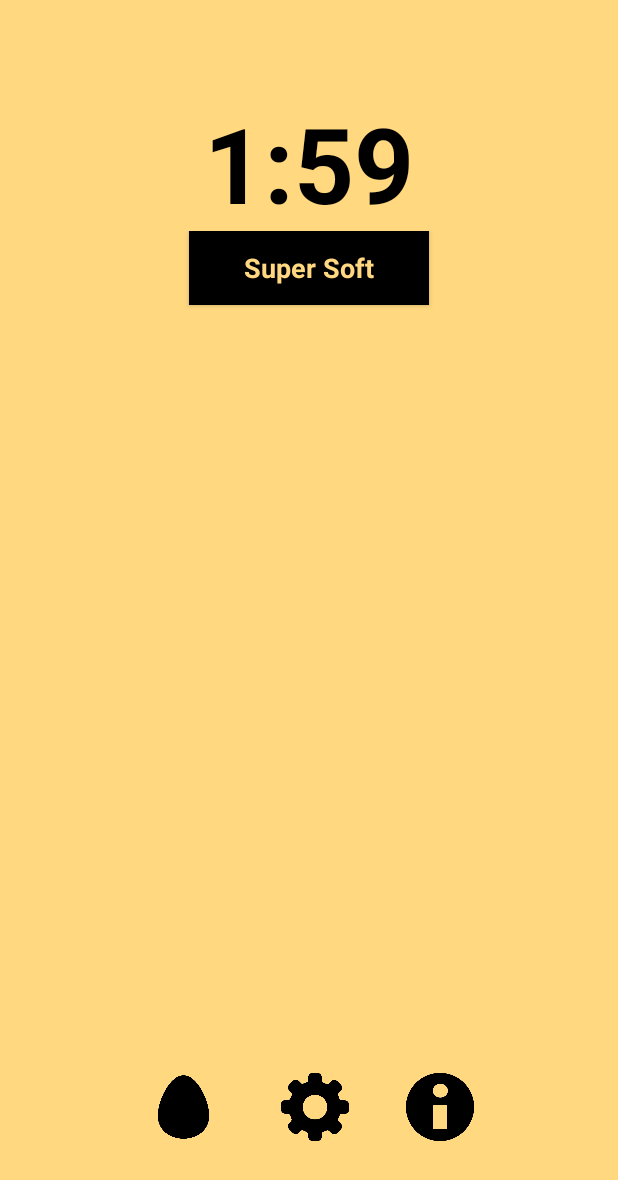
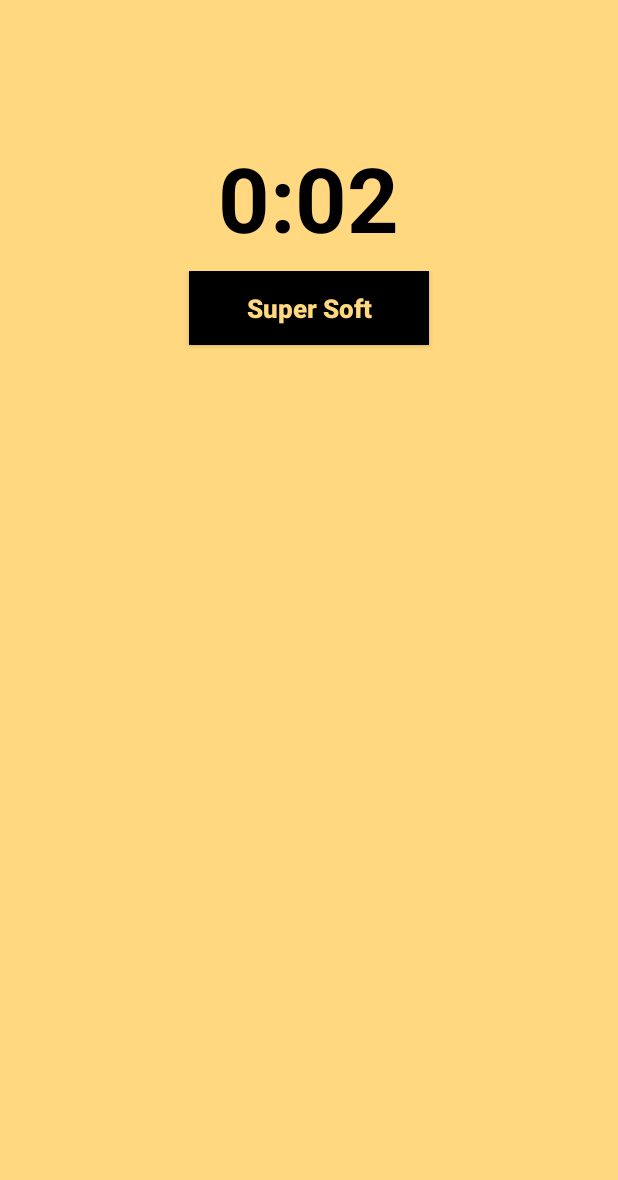
Before and after one commit to Sinc0/AndroidEggTimer, an Android app: the screen it shows after launch (MainActivity), after a tap on "Super Soft", on a phone screen of 412 x 824 dp. Shown: the top 1180 px of the screen. Run offline under Robolectric (Android 15) with nearby library versions, the phone set to English and light mode, and no system bars.

Commit message:
Multiple - added scrollviewAlarmButtons - added new alarm sound - edited compileSdkVersion to 34 - edited minSdkVersion to 24 - edited targetSdkVersion to 34 - edited versionName to 1.0.0 - edited gradle version with AGP upgrade assistant to 8.0.2 - fixed reset alarm sound - removed old alarm sound - removed toggle sound button - minor styling improvements - minor structural improvements

```diff
--- a/app/src/main/java/android/example/eggtimer/MainActivity.java
+++ b/app/src/main/java/android/example/eggtimer/MainActivity.java
@@ -1,27 +1,35 @@
 //namespace
 package android.example.eggtimer;
 
+
 //includes
 import androidx.appcompat.app.AppCompatActivity;
+import androidx.appcompat.widget.LinearLayoutCompat;
 import androidx.constraintlayout.widget.ConstraintLayout;
-
-import android.annotation.SuppressLint;
-import android.graphics.Color;
 import android.media.MediaPlayer;
 import android.os.Bundle;
 import android.os.CountDownTimer;
 import android.util.Log;
 import android.view.View;
 import android.widget.Button;
+import android.widget.LinearLayout;
+import android.widget.ScrollView;
 import android.widget.SeekBar;
 import android.widget.TextView;
-import android.widget.ImageView;
+import android.annotation.SuppressLint;
 
-//main class
+
+//main
 public class MainActivity extends AppCompatActivity {
     //variables
+    Boolean counterIsActive = false;
+    Boolean soundOn = true;
+    int visible = 0;
+    int invisible = 4;
+    int gone = 8;
+
+    //widgets
     TextView textViewCounter;
-    TextView textViewSoundOnOff;
     SeekBar seekBarAlarmTime;
     Button buttonStartAlarm;
     Button buttonSuperSoft;
@@ -34,28 +42,34 @@ public class MainActivity extends AppCompatActivity {
     Button buttonExtraHard;
     Button buttonSuperHard;
     CountDownTimer timer;
-    MediaPlayer mp;
-    Boolean counterIsActive = false;
-    Boolean soundOn = true;
-    int visible = 0;
-    int invisible = 4;
-    int gone = 8;
+    MediaPlayer alarm;
+    ConstraintLayout Tab1;
+    ConstraintLayout Tab2;
+    ConstraintLayout Tab3;
+    ScrollView scrollviewAlarmButtons;
+    LinearLayout bottomMenu;
+
 
     //functions
     public void resetTimer()
     {
-        textViewCounter.setText("0:00");
+        //reset alarm sound
+        alarm.reset();
 
-        seekBarAlarmTime.setEnabled(true);
-
+        //reset timer
         timer.cancel();
 
+        //reset seekbar
+        seekBarAlarmTime.setEnabled(true);
         seekBarAlarmTime.setProgress(0);
 
-        buttonStartAlarm.setText("Start");
-        //getWindow().setBackgroundDrawableResource(R.drawable.browneggs2642201);
+        //reset counter status
+        counterIsActive = false;
 
         //reset UI
+        buttonStartAlarm.setText("Start");
+        textViewCounter.setText("0:00");
+        buttonSuperSoft.setText("Super Soft");
         buttonStartAlarm.setBackgroundColor(0xFF000000);
         textViewCounter.setVisibility(invisible);
         buttonSuperSoft.setVisibility(visible);
@@ -67,8 +81,7 @@ public class MainActivity extends AppCompatActivity {
         buttonHard.setVisibility(visible);
         buttonExtraHard.setVisibility(visible);
         buttonSuperHard.setVisibility(visible);
-
-        counterIsActive = false;
+        bottomMenu.setVisibility(visible);
     }
 
 
@@ -77,57 +90,31 @@ public class MainActivity extends AppCompatActivity {
         //variables
         int minutes = secondsLeft / 60;
         int seconds = secondsLeft - (minutes * 60);
-        String m = Integer.toString(minutes);
-        String s = Integer.toString(seconds);
+        String currentMinute = Integer.toString(minutes);
+        String currentSeconds = Integer.toString(seconds);
 
-        if (s.length() == 1)
-        {
-            s = "0" + s;
-        }
+        //format timer string
+        if (currentSeconds.length() == 1)
+        { currentSeconds = "0" + currentSeconds; }
 
-        textViewCounter.setText(m + ":" + s);
-
+        //update UI
+        textViewCounter.setText(currentMinute + ":" + currentSeconds);
         seekBarAlarmTime.setProgress(secondsLeft);
     }
 
 
-    public void onClicktextViewSoundOnOff(View view)
+    @SuppressLint("WrongConstant") public void startTimer(View view)
     {
-        //debug
-        Log.i("Tag", "Clicked");
+        if (counterIsActive == true)
+        { resetTimer(); }
 
-        if (soundOn == true)
-        {
-            mp.stop();
-            textViewSoundOnOff.setText("Sound is Off");
-            soundOn = false;
-        }
-        else if (soundOn == false)
-        {
-            textViewSoundOnOff.setText("Sound is On");
-            soundOn = true;
-        }
-
-    }
-
-
-    @SuppressLint("WrongConstant")
-    public void startTimer(View view)
-    {
-        if (counterIsActive == true) { resetTimer(); }
         else
         {
             //variables
             String buttonTag = view.getTag().toString();
             counterIsActive = true;
-
-            //getWindow().setBackgroundDrawableResource(R.drawable.browneggs2642201);
-
             seekBarAlarmTime.setEnabled(false);
-
             buttonStartAlarm.setText("Stop");
-
-            //buttonSoft.setBackgroundColor(0x00000000);
 
             //reset UI
             textViewCounter.setVisibility(visible);
@@ -140,37 +127,42 @@ public class MainActivity extends AppCompatActivity {
             buttonHard.setVisibility(invisible);
             buttonExtraHard.setVisibility(invisible);
             buttonSuperHard.setVisibility(invisible);
+            bottomMenu.setVisibility(invisible);
             textViewCounter.setTextColor(0xff000000);
+            scrollviewAlarmButtons.scrollTo(0,0);
 
             //update UI
-            if(buttonTag.equals("1")) { seekBarAlarmTime.setProgress(120); buttonSuperSoft.setText("Super Soft"); }
+            if(buttonTag.equals("1")) { seekBarAlarmTime.setProgress(3); buttonSuperSoft.setText("Super Soft"); }
             else if(buttonTag.equals("2")) { seekBarAlarmTime.setProgress(180); buttonSuperSoft.setText("Extra Soft"); }
             else if(buttonTag.equals("3")) { seekBarAlarmTime.setProgress(300); buttonSuperSoft.setText("Soft"); }
             else if(buttonTag.equals("4")) { seekBarAlarmTime.setProgress(420); buttonSuperSoft.setText("Medium Soft"); }
-            else if(buttonTag.equals("5")) { seekBarAlarmTime.setProgress(540); buttonSuperSoft.setText("Temp"); }
-            else if(buttonTag.equals("6")) { seekBarAlarmTime.setProgress(660); buttonSuperSoft.setText("Temp"); }
-            else if(buttonTag.equals("7")) { seekBarAlarmTime.setProgress(780); buttonSuperSoft.setText("Temp"); }
-            else if(buttonTag.equals("8")) { seekBarAlarmTime.setProgress(900); buttonSuperSoft.setText("Temp"); }
-            else if(buttonTag.equals("9")) { seekBarAlarmTime.setProgress(1020); buttonSuperSoft.setText("Temp"); }
+            else if(buttonTag.equals("5")) { seekBarAlarmTime.setProgress(540); buttonSuperSoft.setText("Medium"); }
+            else if(buttonTag.equals("6")) { seekBarAlarmTime.setProgress(660); buttonSuperSoft.setText("Medium Hard"); }
+            else if(buttonTag.equals("7")) { seekBarAlarmTime.setProgress(780); buttonSuperSoft.setText("Hard"); }
+            else if(buttonTag.equals("8")) { seekBarAlarmTime.setProgress(900); buttonSuperSoft.setText("Extra Hard"); }
+            else if(buttonTag.equals("9")) { seekBarAlarmTime.setProgress(1020); buttonSuperSoft.setText("Super Hard"); }
 
-
+            //set timer
             timer = new CountDownTimer(seekBarAlarmTime.getProgress() * 1000 + 100, 1000)
             {
                 @Override public void onTick(long millisUntilFinished)
-                {
-                    updateTimer((int) millisUntilFinished / 1000);
-                }
+                { updateTimer((int) millisUntilFinished / 1000); }
 
                 @Override public void onFinish()
                 {
-                    mp = MediaPlayer.create(getApplicationContext(), R.raw.alarmsound);
-                    mp.start();
-                    //resetTimer();
+                    //start alarm sound
+                    alarm = MediaPlayer.create(getApplicationContext(), R.raw.beep);
+                    alarm.start();
+
+                    //set alarm digits to red
                     textViewCounter.setTextColor(0xffff0000);
-                    Log.i("Tag:", "Alarm Finished");
+
+                    //debug
+                    //Log.i("Tag:", "Alarm Finished");
                 }
             };
 
+            //start timer
             timer.start();
         }
     }
@@ -180,11 +172,6 @@ public class MainActivity extends AppCompatActivity {
     {
         //variables
         String buttonTag = view.getTag().toString();
-
-        //widgets
-        ConstraintLayout Tab1 = findViewById(R.id.Tab1);
-        ConstraintLayout Tab2 = findViewById(R.id.Tab2);
-        ConstraintLayout Tab3 = findViewById(R.id.Tab3);
 
         //reset UI
         Tab1.setVisibility(invisible);
@@ -200,18 +187,18 @@ public class MainActivity extends AppCompatActivity {
 
     @Override protected void onCreate(Bundle savedInstanceState)
     {
+        //on create
         super.onCreate(savedInstanceState);
 
         //set startup activity
         setContentView(R.layout.activity_main);
 
-        //set backgrounds
-        //getWindow().setBackgroundDrawableResource(R.drawable.browneggs2642201);
+        //variables
+        alarm = MediaPlayer.create(getApplicationContext(), R.raw.beep);
 
         //widgets
         seekBarAlarmTime = findViewById(R.id.seekBarAlarmTime);
         textViewCounter = findViewById(R.id.textViewCounter);
-        textViewSoundOnOff = findViewById(R.id.textViewSoundOnOff);
         buttonStartAlarm = findViewById(R.id.buttonStartAlarm);
         buttonSuperSoft = findViewById(R.id.buttonSuperSoft);
         buttonExtraSoft = findViewById(R.id.buttonExtraSoft);
@@ -222,22 +209,22 @@ public class MainActivity extends AppCompatActivity {
         buttonHard = findViewById(R.id.buttonHard);
         buttonExtraHard = findViewById(R.id.buttonExtraHard);
         buttonSuperHard = findViewById(R.id.buttonSuperHard);
+        Tab1 = findViewById(R.id.Tab1);
+        Tab2 = findViewById(R.id.Tab2);
+        Tab3 = findViewById(R.id.Tab3);
+        scrollviewAlarmButtons = findViewById(R.id.scrollviewAlarmButtons);
+        bottomMenu = findViewById(R.id.BottomMenu);
 
         //set seekbar settings
         seekBarAlarmTime.setMax(1200);
         seekBarAlarmTime.setProgress(0);
 
-        //set seekbar on listener
+        //set seekbar on listeners
         seekBarAlarmTime.setOnSeekBarChangeListener(new SeekBar.OnSeekBarChangeListener()
         {
-            @Override
-            public void onProgressChanged(SeekBar seekBar, int progress, boolean fromUser)
-            {
-                updateTimer(progress);
-            }
-
+            @Override public void onProgressChanged(SeekBar seekBar, int progress, boolean fromUser)
+            { updateTimer(progress); }
             @Override public void onStartTrackingTouch(SeekBar seekBar) { }
-
             @Override public void onStopTrackingTouch(SeekBar seekBar) { }
         });
     }
--- a/app/src/main/res/layout/activity_main.xml
+++ b/app/src/main/res/layout/activity_main.xml
@@ -1,20 +1,20 @@
 <?xml version="1.0" encoding="utf-8"?>
 
 <!-- Main Activity -->
-<androidx.constraintlayout.widget.ConstraintLayout xmlns:android="http://schemas.android.com/apk/res/android"
+<androidx.constraintlayout.widget.ConstraintLayout
+xmlns:android="http://schemas.android.com/apk/res/android"
 xmlns:app="http://schemas.android.com/apk/res-auto"
 xmlns:tools="http://schemas.android.com/tools"
 android:layout_width="match_parent"
 android:layout_height="match_parent"
 android:background="#ffd880">
-    <!-- android:background="@drawable/browneggs2642201" -->
 
     <!-- Tab 1: Timer -->
     <androidx.constraintlayout.widget.ConstraintLayout
     android:id="@+id/Tab1"
     android:layout_width="match_parent"
-        android:layout_height="620dp"
-        android:layout_marginBottom="28dp"
+    android:layout_height="490dp"
+    android:layout_marginBottom="40dp"
     android:visibility="visible"
     app:layout_constraintBottom_toTopOf="@+id/BottomMenu"
     app:layout_constraintEnd_toEndOf="parent"
@@ -31,6 +31,8 @@
         android:orientation="vertical"
         android:paddingBottom="10dp"
         app:layout_constraintBottom_toTopOf="@+id/LL1"
+        app:layout_constraintEnd_toEndOf="parent"
+        app:layout_constraintStart_toStartOf="parent"
         app:layout_constraintTop_toTopOf="parent">
 
             <!-- Slider -->
@@ -52,7 +54,7 @@
             android:paddingBottom="0dp"
             android:text="0:00"
             android:textColor="#000000"
-                android:textSize="70sp"
+            android:textSize="60sp"
             android:textStyle="bold"
             android:visibility="invisible"
             app:layout_constraintBottom_toBottomOf="@id/seekBarAlarmTime"
@@ -62,14 +64,28 @@
         </LinearLayout>
 
         <!-- LL1 -->
+        <ScrollView
+        android:id="@+id/scrollviewAlarmButtons"
+        android:layout_width="match_parent"
+        android:layout_height="330dp"
+        android:layout_marginTop="120dp"
+        android:layout_marginBottom="40dp"
+        app:layout_constraintBottom_toBottomOf="parent"
+        app:layout_constraintEnd_toEndOf="parent"
+        app:layout_constraintStart_toStartOf="parent"
+        app:layout_constraintTop_toTopOf="parent">
+
             <LinearLayout
             android:id="@+id/LL1"
             android:layout_width="match_parent"
             android:layout_height="wrap_content"
             android:gravity="center"
             android:orientation="vertical"
+            app:layout_constraintBottom_toBottomOf="parent"
+            app:layout_constraintEnd_toEndOf="parent"
             app:layout_constraintStart_toStartOf="parent"
             app:layout_constraintTop_toBottomOf="@+id/LL0">
+
 
                 <Button
                 android:id="@+id/buttonStartAlarm"
@@ -93,11 +109,12 @@
                 android:layout_height="49dp"
                 android:background="#000000"
                 android:capitalize="none"
+                android:fontFamily="sans-serif-medium"
                 android:onClick="startTimer"
                 android:tag="1"
                 android:text="Super Soft"
                 android:textColor="#ffd880"
-                android:textSize="18sp"
+                android:textSize="17sp"
                 android:textStyle="bold"
                 app:layout_constraintEnd_toEndOf="parent"
                 app:layout_constraintHorizontal_bias="0.5"
@@ -111,11 +128,12 @@
                 android:layout_marginTop="2dp"
                 android:background="#000000"
                 android:capitalize="none"
+                android:fontFamily="sans-serif-medium"
                 android:onClick="startTimer"
                 android:tag="2"
                 android:text="Extra Soft"
                 android:textColor="#ffd880"
-                android:textSize="18sp"
+                android:textSize="17sp"
                 android:textStyle="bold"
                 app:layout_constraintEnd_toEndOf="parent"
                 app:layout_constraintHorizontal_bias="0.5"
@@ -128,11 +146,12 @@
                 android:layout_height="49dp"
                 android:layout_marginTop="2dp"
                 android:background="#000000"
+                android:fontFamily="sans-serif-medium"
                 android:onClick="startTimer"
                 android:tag="3"
                 android:text="Soft"
                 android:textColor="#ffd880"
-                android:textSize="18sp"
+                android:textSize="17sp"
                 android:textStyle="bold"
                 android:visibility="visible"
                 app:layout_constraintEnd_toEndOf="parent"
@@ -145,11 +164,12 @@
                 android:layout_height="49dp"
                 android:layout_marginTop="2dp"
                 android:background="#000000"
+                android:fontFamily="sans-serif-medium"
                 android:onClick="startTimer"
                 android:tag="4"
                 android:text="Medium Soft"
                 android:textColor="#ffd880"
-                android:textSize="18sp"
+                android:textSize="17sp"
                 android:textStyle="bold"
                 app:layout_constraintEnd_toEndOf="parent"
                 app:layout_constraintHorizontal_bias="0.5"
@@ -162,11 +182,12 @@
                 android:layout_height="49dp"
                 android:layout_marginTop="2dp"
                 android:background="#000000"
+                android:fontFamily="sans-serif-medium"
                 android:onClick="startTimer"
                 android:tag="5"
                 android:text="Medium"
                 android:textColor="#ffd880"
-                android:textSize="18sp"
+                android:textSize="17sp"
                 android:textStyle="bold"
                 app:layout_constraintEnd_toEndOf="parent"
                 app:layout_constraintHorizontal_bias="0.5"
@@ -179,11 +200,12 @@
                 android:layout_height="49dp"
                 android:layout_marginTop="2dp"
                 android:background="#000000"
+                android:fontFamily="sans-serif-medium"
                 android:onClick="startTimer"
                 android:tag="6"
                 android:text="Medium Hard"
                 android:textColor="#ffd880"
-                android:textSize="18sp"
+                android:textSize="17sp"
                 android:textStyle="bold"
                 android:visibility="visible"
                 app:layout_constraintEnd_toEndOf="parent"
@@ -196,11 +218,12 @@
                 android:layout_height="49dp"
                 android:layout_marginTop="2dp"
                 android:background="#000000"
+                android:fontFamily="sans-serif-medium"
                 android:onClick="startTimer"
                 android:tag="7"
                 android:text="Hard"
                 android:textColor="#ffd880"
-                android:textSize="18sp"
+                android:textSize="17sp"
                 android:textStyle="bold"
                 app:layout_constraintEnd_toEndOf="parent"
                 app:layout_constraintHorizontal_bias="0.5"
@@ -213,11 +236,12 @@
                 android:layout_height="49dp"
                 android:layout_marginTop="2dp"
                 android:background="#000000"
+                android:fontFamily="sans-serif-medium"
                 android:onClick="startTimer"
                 android:tag="8"
                 android:text="Extra Hard"
                 android:textColor="#ffd880"
-                android:textSize="18sp"
+                android:textSize="17sp"
                 android:textStyle="bold"
                 app:layout_constraintEnd_toEndOf="parent"
                 app:layout_constraintHorizontal_bias="0.5"
@@ -230,33 +254,20 @@
                 android:layout_height="49dp"
                 android:layout_marginTop="2dp"
                 android:background="#000000"
+                android:fontFamily="sans-serif-medium"
                 android:onClick="startTimer"
                 android:tag="9"
                 android:text="Super Hard"
                 android:textColor="#ffd880"
-                android:textSize="18sp"
+                android:textSize="17sp"
                 android:textStyle="bold"
                 android:visibility="visible"
                 app:layout_constraintEnd_toEndOf="parent"
                 app:layout_constraintHorizontal_bias="0.5" />
 
-            <!-- Sound On/Off -->
-            <TextView
-                android:id="@+id/textViewSoundOnOff"
-                android:layout_width="120dp"
-                android:layout_height="40dp"
-                android:layout_marginTop="1dp"
-                android:background="#ffffff"
-                android:gravity="center"
-                android:onClick="onClicktextViewSoundOnOff"
-                android:text="Sound On"
-                android:textColor="#000000"
-                android:textSize="20sp"
-                android:textStyle="bold"
-                android:visibility="gone"
-                app:layout_constraintStart_toStartOf="parent" />
+
             </LinearLayout>
-
+        </ScrollView>
     </androidx.constraintlayout.widget.ConstraintLayout>
 
     <!-- Tab 2: Settings -->
@@ -264,30 +275,65 @@
     android:id="@+id/Tab2"
     android:layout_width="match_parent"
     android:layout_height="match_parent"
-        android:background="#383838"
+    android:background="#ffd880"
     android:visibility="gone"
     app:layout_constraintBottom_toTopOf="@+id/BottomMenu"
     app:layout_constraintEnd_toEndOf="parent"
     app:layout_constraintStart_toStartOf="parent"
-        app:layout_constraintTop_toTopOf="parent"></androidx.constraintlayout.widget.ConstraintLayout>
+    app:layout_constraintTop_toTopOf="parent">
+
+        <TextView
+        android:id="@+id/textView"
+        android:layout_width="400dp"
+        android:layout_height="wrap_content"
+        android:layout_marginTop="30dp"
+        android:fontFamily="sans-serif-medium"
+        android:gravity="top|left"
+        android:paddingLeft="80dp"
+        android:text="Settings"
+        android:textColor="#000000"
+        android:textSize="24sp"
+        android:textStyle="bold"
+        app:layout_constraintEnd_toEndOf="parent"
+        app:layout_constraintStart_toStartOf="parent"
+        app:layout_constraintTop_toTopOf="parent" />
+    </androidx.constraintlayout.widget.ConstraintLayout>
 
     <!-- Tab 3: About -->
     <androidx.constraintlayout.widget.ConstraintLayout
     android:id="@+id/Tab3"
     android:layout_width="match_parent"
     android:layout_height="match_parent"
-        android:background="#828282"
+    android:background="#ffd880"
     android:visibility="gone"
     app:layout_constraintBottom_toTopOf="@+id/BottomMenu"
     app:layout_constraintEnd_toEndOf="parent"
     app:layout_constraintStart_toStartOf="parent"
-        app:layout_constraintTop_toTopOf="parent"></androidx.constraintlayout.widget.ConstraintLayout>
+    app:layout_constraintTop_toTopOf="parent">
+
+        <TextView
+        android:id="@+id/textView2"
+        android:layout_width="400dp"
+        android:layout_height="wrap_content"
+        android:layout_marginTop="30dp"
+        android:fontFamily="sans-serif-medium"
+        android:gravity="top|left"
+        android:paddingLeft="80dp"
+        android:text="About"
+        android:textColor="#000000"
+        android:textSize="24sp"
+        android:textStyle="bold"
+        app:layout_constraintEnd_toEndOf="parent"
+        app:layout_constraintStart_toStartOf="parent"
+        app:layout_constraintTop_toTopOf="parent" />
+    </androidx.constraintlayout.widget.ConstraintLayout>
 
     <!-- Bottom Menu -->
     <LinearLayout
     android:id="@+id/BottomMenu"
     android:layout_width="400dp"
     android:layout_height="wrap_content"
+    android:layout_marginBottom="20dp"
     android:gravity="center"
     android:orientation="horizontal"
     app:layout_constraintBottom_toBottomOf="@id/Tab1"
--- a/build.gradle
+++ b/build.gradle
@@ -7,7 +7,7 @@ buildscript {
 
     }
     dependencies {
-        classpath 'com.android.tools.build:gradle:7.4.2'
+        classpath 'com.android.tools.build:gradle:8.0.2'
 
         // NOTE: Do not place your application dependencies here; they belong
         // in the individual module build.gradle files
--- a/gradle.properties
+++ b/gradle.properties
@@ -17,3 +17,6 @@ org.gradle.jvmargs=-Xmx1536m
 android.useAndroidX=true
 # Automatically convert third-party libraries to use AndroidX
 android.enableJetifier=true
+android.defaults.buildfeatures.buildconfig=true
+android.nonTransitiveRClass=false
+android.nonFinalResIds=false
```
Also changed, not shown: app/build.gradle (+11 -10 lines), app/src/main/AndroidManifest.xml (+9 -5 lines), gradle/wrapper/gradle-wrapper.properties, 2 other files. Lines whose indentation alone changed are shown as unchanged.
